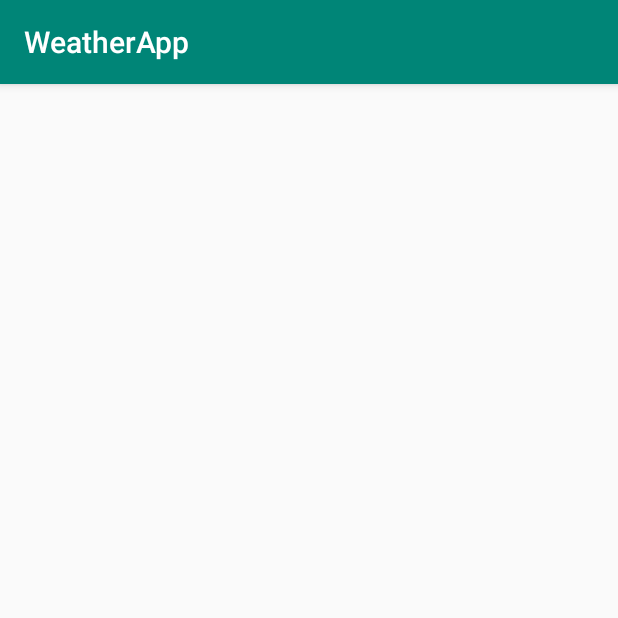
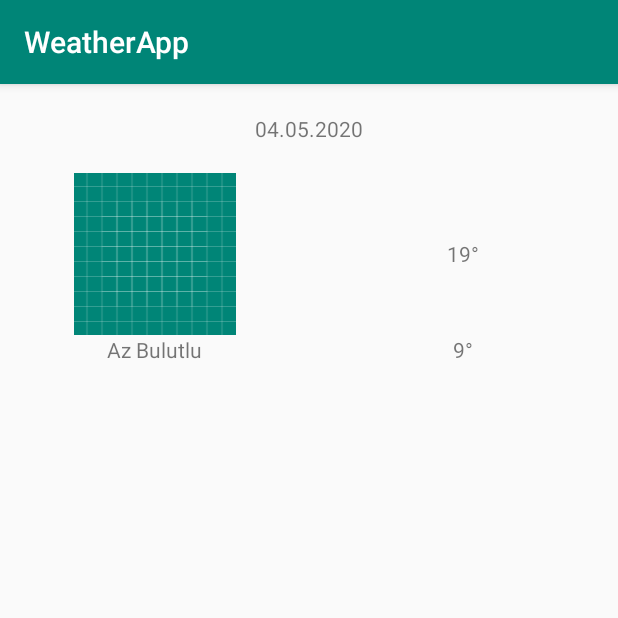
Before and after one commit to SultanSaribas/Tracking-System, an Android app: the screen it shows after launch (MainActivity), on a phone screen of 412 x 824 dp, the top half of it. Run offline under Robolectric (Android 15) with nearby library versions, the phone set to English and light mode, and no system bars.

Commit message:
Rearrenged xml files

```diff
--- a/app/build.gradle
+++ b/app/build.gradle
@@ -26,4 +26,6 @@ dependencies {
     testImplementation 'junit:junit:4.12'
     androidTestImplementation 'androidx.test.ext:junit:1.1.1'
     androidTestImplementation 'androidx.test.espresso:espresso-core:3.2.0'
+    implementation 'androidx.recyclerview:recyclerview:1.1.0'
+    implementation 'androidx.cardview:cardview:1.0.0'
 }
--- a/app/src/main/res/layout/activity_main.xml
+++ b/app/src/main/res/layout/activity_main.xml
@@ -1,21 +1,86 @@
 <?xml version="1.0" encoding="utf-8"?>
 <LinearLayout xmlns:android="http://schemas.android.com/apk/res/android"
-    xmlns:app="http://schemas.android.com/apk/res-auto"
     xmlns:tools="http://schemas.android.com/tools"
     android:orientation="vertical"
     android:layout_width="match_parent"
-    android:layout_height="match_parent"
+    android:layout_height="wrap_content"
     tools:context=".MainActivity">
+    <LinearLayout
+        android:layout_width="match_parent"
+        android:layout_height="match_parent"
+        android:orientation="vertical">
 
-    <FrameLayout
-        android:id="@+id/todayDescription"
+        <TextView
+            android:padding="20dp"
+            android:id="@+id/date"
+            android:layout_width="match_parent"
+            android:layout_height="wrap_content"
+            android:text="04.05.2020"
+            android:gravity="center"
+            />
+        <LinearLayout
+            android:layout_width="match_parent"
+            android:layout_height="0dp"
+            android:orientation="horizontal"
+            android:layout_gravity="center"
+            android:layout_weight="1"
+            >
+            <ImageView
+                android:id="@+id/imgToday"
+                android:layout_gravity="center"
+                android:layout_width="0dp"
+                android:layout_weight="1"
+                android:layout_height="wrap_content"
+                android:src="@drawable/ic_launcher_background"
+                />
+
+            <TextView
+                android:id="@+id/todayHighDegree"
+                android:text="19°"
+                android:layout_weight="1"
+                android:layout_gravity="center"
+                android:gravity="center"
+                android:layout_width="0dp"
+                android:layout_height="wrap_content"
+
+                />
+
+        </LinearLayout>
+
+        <LinearLayout
+            android:layout_width="match_parent"
+            android:layout_height="0dp"
+            android:orientation="horizontal"
+            android:layout_gravity="center"
+            android:layout_weight="1">
+
+            <TextView
+                android:id="@+id/todayDescription"
+                android:text="Az Bulutlu"
+                android:layout_width="0dp"
+                android:layout_gravity="center"
+                android:gravity="center"
+                android:layout_weight="1"
+                android:layout_height="wrap_content" />
+
+            <TextView
+                android:id="@+id/todayLowDegree"
+                android:layout_weight="1"
+                android:layout_gravity="center"
+                android:gravity="center"
+                android:text="9°"
+                android:layout_width="0dp"
+                android:layout_height="wrap_content"/>
+
+
+        </LinearLayout>
+    </LinearLayout>
+
+    <androidx.recyclerview.widget.RecyclerView
+        android:id="@+id/recyclerView"
         android:layout_width="match_parent"
-        android:layout_height="0dp"
-        android:layout_weight="1"/>
+        android:layout_height="match_parent"
+        android:orientation="vertical">
+    </androidx.recyclerview.widget.RecyclerView>
 
-    <FrameLayout
-        android:id="@+id/recyclerview"
-        android:layout_width="match_parent"
-        android:layout_height="0dp"
-        android:layout_weight="3"/>
 </LinearLayout>
```
Also changed, not shown: app/src/main/res/layout/cardview.xml (+8 -11 lines), app/src/main/res/layout/fragment_recycler.xml (deleted, +0 -15 lines), app/src/main/res/layout/fragment_today_info.xml (deleted, +0 -73 lines).
